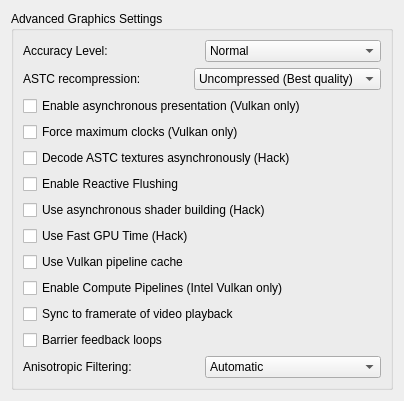
Above: src/yuzu/configuration/configure_graphics_advanced.ui from QuantumGhost/yuzu before the change. Below: the same form after it.
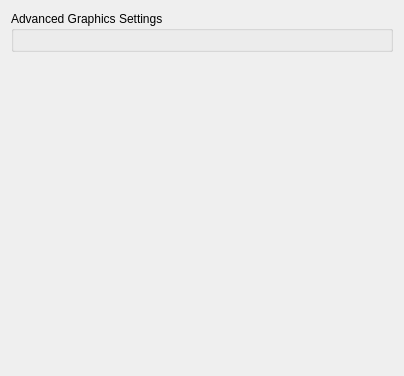
That is the form after the change.

```diff
--- a/src/yuzu/configuration/configure_graphics_advanced.ui
+++ b/src/yuzu/configuration/configure_graphics_advanced.ui
@@ -26,8 +26,8 @@
        </property>
        <layout class="QVBoxLayout" name="verticalLayout_3">
         <item>
-         <widget class="QWidget" name="gpu_accuracy_layout" native="true">
-          <layout class="QHBoxLayout" name="horizontalLayout_2">
+         <widget class="QWidget" name="populate_target" native="true">
+          <layout class="QVBoxLayout" name="verticalLayout">
            <property name="leftMargin">
             <number>0</number>
            </property>
@@ -40,233 +40,6 @@
            <property name="bottomMargin">
             <number>0</number>
            </property>
-           <item>
-            <widget class="QLabel" name="label_gpu_accuracy">
-             <property name="text">
-              <string>Accuracy Level:</string>
-             </property>
-            </widget>
-           </item>
-           <item>
-            <widget class="QComboBox" name="gpu_accuracy">
-             <item>
-              <property name="text">
-               <string notr="true">Normal</string>
-              </property>
-             </item>
-             <item>
-              <property name="text">
-               <string notr="true">High</string>
-              </property>
-             </item>
-             <item>
-              <property name="text">
-               <string notr="true">Extreme(very slow)</string>
-              </property>
-             </item>
-            </widget>
-           </item>
-          </layout>
-         </widget>
-        </item>
-        <item>
-         <widget class="QWidget" name="astc_recompression_layout" native="true">
-          <layout class="QHBoxLayout" name="horizontalLayout_3">
-            <property name="leftMargin">
-              <number>0</number>
-            </property>
-            <property name="topMargin">
-              <number>0</number>
-            </property>
-            <property name="rightMargin">
-              <number>0</number>
-            </property>
-            <property name="bottomMargin">
-              <number>0</number>
-            </property>
-            <item>
-              <widget class="QLabel" name="label_astc_recompression">
-              <property name="text">
-                <string>ASTC recompression:</string>
-              </property>
-              </widget>
-            </item>
-            <item>
-              <widget class="QComboBox" name="astc_recompression_combobox">
-                <item>
-                <property name="text">
-                  <string>Uncompressed (Best quality)</string>
-                </property>
-                </item>
-                <item>
-                <property name="text">
-                  <string>BC1 (Low quality)</string>
-                </property>
-                </item>
-                <item>
-                <property name="text">
-                  <string>BC3 (Medium quality)</string>
-                </property>
-                </item>
-              </widget>
-            </item>
-          </layout>
-         </widget>
-        </item>
-        <item>
-         <widget class="QCheckBox" name="async_present">
-          <property name="text">
-           <string>Enable asynchronous presentation (Vulkan only)</string>
-          </property>
-         </widget>
-        </item>
-        <item>
-         <widget class="QCheckBox" name="renderer_force_max_clock">
-          <property name="toolTip">
-           <string>Runs work in the background while waiting for graphics commands to keep the GPU from lowering its clock speed.</string>
-          </property>
-          <property name="text">
-           <string>Force maximum clocks (Vulkan only)</string>
-          </property>
-         </widget>
-        </item>
-        <item>
-         <widget class="QCheckBox" name="async_astc">
-          <property name="toolTip">
-           <string>Enables asynchronous ASTC texture decoding, which may reduce load time stutter. This feature is experimental.</string>
-          </property>
-          <property name="text">
-           <string>Decode ASTC textures asynchronously (Hack)</string>
-          </property>
-         </widget>
-        </item>
-        <item>
-         <widget class="QCheckBox" name="use_reactive_flushing">
-          <property name="toolTip">
-           <string>Uses reactive flushing instead of predictive flushing. Allowing a more accurate syncing of memory.</string>
-          </property>
-          <property name="text">
-           <string>Enable Reactive Flushing</string>
-          </property>
-         </widget>
-        </item>
-        <item>
-         <widget class="QCheckBox" name="use_asynchronous_shaders">
-          <property name="toolTip">
-           <string>Enables asynchronous shader compilation, which may reduce shader stutter. This feature is experimental.</string>
-          </property>
-          <property name="text">
-           <string>Use asynchronous shader building (Hack)</string>
-          </property>
-         </widget>
-        </item>
-        <item>
-         <widget class="QCheckBox" name="use_fast_gpu_time">
-          <property name="toolTip">
-           <string>Enables Fast GPU Time. This option will force most games to run at their highest native resolution.</string>
-          </property>
-          <property name="text">
-           <string>Use Fast GPU Time (Hack)</string>
-          </property>
-         </widget>
-        </item>
-        <item>
-         <widget class="QCheckBox" name="use_vulkan_driver_pipeline_cache">
-          <property name="toolTip">
-           <string>Enables GPU vendor-specific pipeline cache. This option can improve shader loading time significantly in cases where the Vulkan driver does not store pipeline cache files internally.</string>
-          </property>
-          <property name="text">
-           <string>Use Vulkan pipeline cache</string>
-          </property>
-         </widget>
-        </item>
-        <item>
-         <widget class="QCheckBox" name="enable_compute_pipelines_checkbox">
-          <property name="toolTip">
-           <string>Enable compute pipelines, required by some games. This setting only exists for Intel proprietary drivers, and may crash if enabled.
-Compute pipelines are always enabled on all other drivers.</string>
-          </property>
-          <property name="text">
-           <string>Enable Compute Pipelines (Intel Vulkan only)</string>
-          </property>
-         </widget>
-        </item>
-        <item>
-         <widget class="QCheckBox" name="use_video_framerate_checkbox">
-          <property name="toolTip">
-           <string>Run the game at normal speed during video playback, even when the framerate is unlocked.</string>
-          </property>
-          <property name="text">
-           <string>Sync to framerate of video playback</string>
-          </property>
-         </widget>
-        </item>
-        <item>
-         <widget class="QCheckBox" name="barrier_feedback_loops_checkbox">
-          <property name="toolTip">
-           <string>Improves rendering of transparency effects in specific games.</string>
-          </property>
-          <property name="text">
-           <string>Barrier feedback loops</string>
-          </property>
-         </widget>
-        </item>
-        <item>
-         <widget class="QWidget" name="af_layout" native="true">
-          <layout class="QHBoxLayout" name="horizontalLayout_1">
-           <property name="leftMargin">
-            <number>0</number>
-           </property>
-           <property name="topMargin">
-            <number>0</number>
-           </property>
-           <property name="rightMargin">
-            <number>0</number>
-           </property>
-           <property name="bottomMargin">
-            <number>0</number>
-           </property>
-           <item>
-            <widget class="QLabel" name="af_label">
-             <property name="text">
-              <string>Anisotropic Filtering:</string>
-             </property>
-            </widget>
-           </item>
-           <item>
-            <widget class="QComboBox" name="anisotropic_filtering_combobox">
-             <item>
-              <property name="text">
-               <string>Automatic</string>
-              </property>
-             </item>
-             <item>
-              <property name="text">
-               <string>Default</string>
-              </property>
-             </item>
-             <item>
-              <property name="text">
-               <string>2x</string>
-              </property>
-             </item>
-             <item>
-              <property name="text">
-               <string>4x</string>
-              </property>
-             </item>
-             <item>
-              <property name="text">
-               <string>8x</string>
-              </property>
-             </item>
-             <item>
-              <property name="text">
-               <string>16x</string>
-              </property>
-             </item>
-            </widget>
-           </item>
           </layout>
          </widget>
         </item>
```
